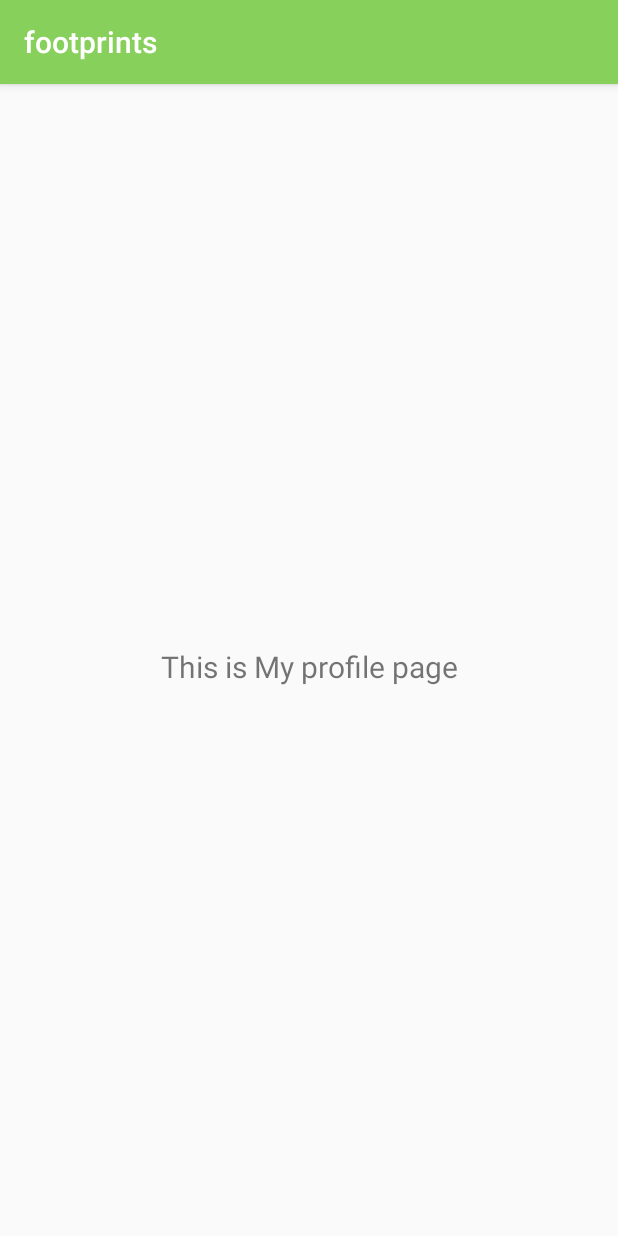
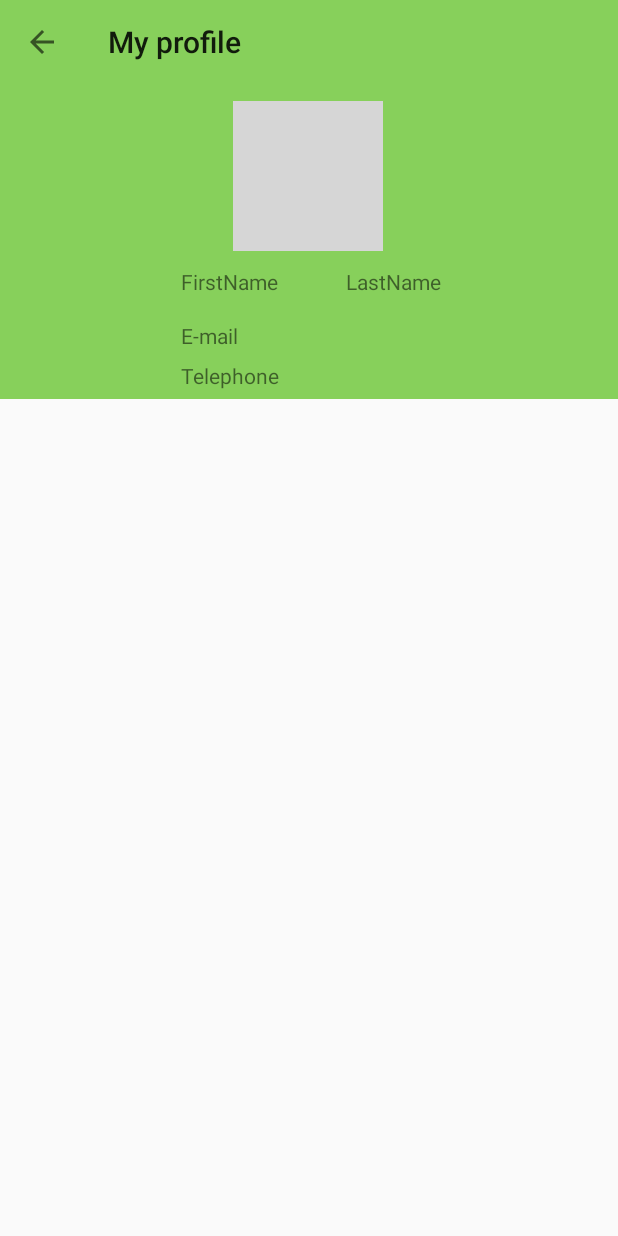
Before and after one commit to JeremyElliott1/Carbon-Tracker-Android-App, an Android app: the MyProfile screen opened directly, with no data from a screen before it, on a phone screen of 412 x 824 dp. Run offline under Robolectric (Android 15) with nearby library versions, the light colour scheme and no system bars; our stand-ins replace CircleImageView, data binding; grey boxes are pictures that could not be loaded.

Commit message:
add profileViewModel

```diff
--- a/app/src/main/AndroidManifest.xml
+++ b/app/src/main/AndroidManifest.xml
@@ -14,7 +14,10 @@
         <activity android:name=".SettingsSecurity" />
         <activity android:name=".SettingsTos" />
         <activity android:name=".SettingsAbout" />
-        <activity android:name=".MyProfile" />
+        <activity android:name=".MyProfile.MyProfile"
+                  android:theme="@style/Theme.AppCompat.Light.NoActionBar"
+                  android:parentActivityName=".SlideBox"
+            />
         <activity android:name=".MyAccountOptions" />
         <activity android:name=".HelpOptions" />
         <activity android:name=".SettingsOptions" />
--- a/app/src/main/java/com/example/slidebox/MyProfile.java
+++ /dev/null
@@ -1,14 +0,0 @@
-package com.example.slidebox;
-
-import androidx.appcompat.app.AppCompatActivity;
-
-import android.os.Bundle;
-
-public class MyProfile extends AppCompatActivity {
-
-    @Override
-    protected void onCreate(Bundle savedInstanceState) {
-        super.onCreate(savedInstanceState);
-        setContentView(R.layout.activity_my_profile);
-    }
-}
--- /dev/null
+++ b/app/src/main/java/com/example/slidebox/MyProfile/MyProfile.java
@@ -0,0 +1,49 @@
+package com.example.slidebox.MyProfile;
+
+
+
+import androidx.appcompat.app.ActionBar;
+import androidx.appcompat.app.AppCompatActivity;
+import androidx.appcompat.widget.Toolbar;
+import androidx.databinding.DataBindingUtil;
+import androidx.lifecycle.ViewModelProvider;
+import androidx.lifecycle.ViewModelProviders;
+
+import android.app.Application;
+import android.transition.Slide;
+
+
+import android.os.Bundle;
+import android.transition.Fade;
+import android.view.ViewGroup;
+import android.widget.TextView;
+
+import com.example.slidebox.R;
+import com.example.slidebox.databinding.ActivityMyProfileBinding;
+
+public class MyProfile extends AppCompatActivity {
+
+    private Slide mSlide;
+    private Fade mFade;
+    private ViewGroup rootView;
+    private TextView textView;
+    private ProfileViewModel profileViewModel;
+    ActivityMyProfileBinding dataBinding;
+
+
+
+    @Override
+    protected void onCreate(Bundle savedInstanceState) {
+        super.onCreate(savedInstanceState);
+        dataBinding = DataBindingUtil.setContentView(this,R.layout.activity_my_profile);
+        profileViewModel = new ViewModelProvider(this).get(ProfileViewModel.class);
+        Toolbar myToolbar = findViewById(R.id.mytoolbar);
+        setSupportActionBar(myToolbar);
+        ActionBar actionBar = getSupportActionBar();
+        actionBar.setDisplayHomeAsUpEnabled(true);
+
+
+
+    }
+
+}
--- /dev/null
+++ b/app/src/main/java/com/example/slidebox/MyProfile/ProfileViewModel.java
@@ -0,0 +1,42 @@
+package com.example.slidebox.MyProfile;
+
+import androidx.lifecycle.ViewModel;
+
+public class ProfileViewModel extends ViewModel {
+    private String lastName;
+    private String firstName;
+    private String eMail;
+    private String telePhone;
+
+    public String getLastName() {
+        return lastName;
+    }
+
+    public void setLastName(String lastName) {
+        this.lastName = lastName;
+    }
+
+    public String getFirstName() {
+        return firstName;
+    }
+
+    public void setFirstName(String firstName) {
+        this.firstName = firstName;
+    }
+
+    public String geteMail() {
+        return eMail;
+    }
+
+    public void seteMail(String eMail) {
+        this.eMail = eMail;
+    }
+
+    public String getTelePhone() {
+        return telePhone;
+    }
+
+    public void setTelePhone(String telePhone) {
+        this.telePhone = telePhone;
+    }
+}
--- a/app/src/main/java/com/example/slidebox/SlideBox.java
+++ b/app/src/main/java/com/example/slidebox/SlideBox.java
@@ -2,7 +2,7 @@ package com.example.slidebox;
 import android.content.Intent;
 import android.os.Bundle;
 
-import com.example.slidebox.ui.shop.ShoppingCart;
+import com.example.slidebox.MyProfile.MyProfile;
 import com.google.android.material.floatingactionbutton.FloatingActionButton;
 import com.google.android.material.snackbar.Snackbar;
 
--- /dev/null
+++ b/app/src/main/res/layout-v28/myprofile_toolbar.xml
@@ -0,0 +1,15 @@
+<?xml version="1.0" encoding="utf-8"?>
+<androidx.appcompat.widget.Toolbar xmlns:android="http://schemas.android.com/apk/res/android"
+    xmlns:tools="http://schemas.android.com/tools"
+    android:layout_width="match_parent"
+    android:layout_height="wrap_content"
+    android:theme="@style/mytoolbar"
+    android:accessibilityPaneTitle=""
+    tools:context=".MyProfile.MyProfile"
+
+    >
+
+
+
+
+</androidx.appcompat.widget.Toolbar>
--- a/app/src/main/res/layout/activity_my_profile.xml
+++ b/app/src/main/res/layout/activity_my_profile.xml
@@ -1,23 +1,128 @@
 <?xml version="1.0" encoding="utf-8"?>
-<androidx.constraintlayout.widget.ConstraintLayout xmlns:android="http://schemas.android.com/apk/res/android"
+<layout xmlns:android="http://schemas.android.com/apk/res/android"
     xmlns:app="http://schemas.android.com/apk/res-auto"
-    xmlns:tools="http://schemas.android.com/tools"
+    xmlns:tools="http://schemas.android.com/tools">
+
+    <data>
+
+    </data>
+
+    <androidx.constraintlayout.widget.ConstraintLayout
+        android:id="@+id/my_profile"
         android:layout_width="match_parent"
         android:layout_height="match_parent"
-    tools:context=".MyProfile">
+        tools:context=".MyProfile.MyProfile">
+
+        <androidx.constraintlayout.widget.ConstraintLayout
+            android:id="@+id/award"
+            android:layout_width="match_parent"
+            android:layout_height="0dp"
+            app:layout_constraintBottom_toBottomOf="parent"
+            app:layout_constraintEnd_toEndOf="parent"
+            app:layout_constraintHorizontal_bias="0.0"
+            app:layout_constraintStart_toStartOf="parent"
+            app:layout_constraintTop_toBottomOf="@+id/cardview" />
+
+        <androidx.constraintlayout.widget.ConstraintLayout
+            android:id="@+id/cardview"
+            android:layout_width="match_parent"
+            android:layout_height="210dp"
+            android:background="@color/colorPrimary"
+            app:layout_constraintBottom_toTopOf="@+id/award"
+            app:layout_constraintEnd_toEndOf="parent"
+            app:layout_constraintHorizontal_bias="0.0"
+            app:layout_constraintStart_toStartOf="parent"
+            app:layout_constraintTop_toBottomOf="@+id/mytoolbar">
+
+            <de.hdodenhof.circleimageview.CircleImageView
+                android:id="@+id/profile_image"
+                android:layout_width="100dp"
+                android:layout_height="100dp"
+                android:src="@drawable/myprofile_image"
+                app:civ_border_color="#FF000000"
+                app:civ_border_width="2dp"
+                app:layout_constraintBottom_toBottomOf="parent"
+                app:layout_constraintEnd_toEndOf="parent"
+                app:layout_constraintHorizontal_bias="0.498"
+                app:layout_constraintStart_toStartOf="parent"
+                app:layout_constraintTop_toTopOf="parent"
+                app:layout_constraintVertical_bias="0.100000024" />
 
             <TextView
-        android:id="@+id/text_home5"
+                android:id="@+id/textView_LastName"
+                android:layout_width="wrap_content"
+                android:layout_height="wrap_content"
+                android:layout_marginStart="24dp"
+                android:layout_marginLeft="24dp"
+                android:text="LastName"
+                app:layout_constraintBottom_toBottomOf="parent"
+                app:layout_constraintEnd_toEndOf="parent"
+                app:layout_constraintHorizontal_bias="0.0"
+                app:layout_constraintStart_toStartOf="@+id/guideline5"
+                app:layout_constraintTop_toTopOf="parent"
+                app:layout_constraintVertical_bias="0.64" />
+
+            <TextView
+                android:id="@+id/textView_FirstName"
+                android:layout_width="wrap_content"
+                android:layout_height="wrap_content"
+                android:text="FirstName"
+                app:layout_constraintBottom_toBottomOf="parent"
+                app:layout_constraintEnd_toStartOf="@+id/guideline5"
+                app:layout_constraintHorizontal_bias="0.0"
+                app:layout_constraintStart_toStartOf="@+id/textView_Email"
+                app:layout_constraintTop_toTopOf="parent"
+                app:layout_constraintVertical_bias="0.64" />
+
+            <TextView
+                android:id="@+id/textView_Email"
+                android:layout_width="wrap_content"
+                android:layout_height="wrap_content"
+                android:layout_marginTop="9dp"
+                android:layout_marginEnd="48dp"
+                android:layout_marginRight="48dp"
+                android:text="E-mail"
+                app:layout_constraintBottom_toBottomOf="parent"
+                app:layout_constraintEnd_toStartOf="@+id/guideline5"
+                app:layout_constraintHorizontal_bias="1.0"
+                app:layout_constraintStart_toStartOf="parent"
+                app:layout_constraintTop_toBottomOf="@+id/textView_FirstName"
+                app:layout_constraintVertical_bias="0.189" />
+
+            <androidx.constraintlayout.widget.Guideline
+                android:id="@+id/guideline5"
+                android:layout_width="wrap_content"
+                android:layout_height="wrap_content"
+                android:orientation="vertical"
+                app:layout_constraintGuide_percent="0.50121653" />
+
+            <TextView
+                android:id="@+id/textViewTele"
+                android:layout_width="wrap_content"
+                android:layout_height="wrap_content"
+                android:layout_marginTop="7dp"
+                android:text="@string/telephone"
+                app:layout_constraintBottom_toBottomOf="parent"
+                app:layout_constraintEnd_toStartOf="@+id/guideline5"
+                app:layout_constraintHorizontal_bias="0.856"
+                app:layout_constraintStart_toStartOf="parent"
+                app:layout_constraintTop_toBottomOf="@+id/textView_Email"
+                app:layout_constraintVertical_bias="0.0" />
+
+        </androidx.constraintlayout.widget.ConstraintLayout>
+
+        <include
+            android:id="@+id/mytoolbar"
+            layout="@layout/myprofile_toolbar"
             android:layout_width="match_parent"
             android:layout_height="wrap_content"
-        android:layout_marginStart="8dp"
-        android:layout_marginTop="8dp"
-        android:layout_marginEnd="8dp"
-        android:text="This is My profile page"
-        android:textAlignment="center"
-        android:textSize="20sp"
-        app:layout_constraintBottom_toBottomOf="parent"
+            app:layout_constraintBottom_toTopOf="@+id/cardview"
             app:layout_constraintEnd_toEndOf="parent"
+            app:layout_constraintHorizontal_bias="0.0"
             app:layout_constraintStart_toStartOf="parent"
-        app:layout_constraintTop_toTopOf="parent" />
+            app:layout_constraintTop_toTopOf="parent"
+            app:layout_constraintVertical_bias="0.0" />
+
+
     </androidx.constraintlayout.widget.ConstraintLayout>
+</layout>
--- /dev/null
+++ b/app/src/main/res/layout/myprofile_toolbar.xml
@@ -0,0 +1,15 @@
+<?xml version="1.0" encoding="utf-8"?>
+<androidx.appcompat.widget.Toolbar xmlns:android="http://schemas.android.com/apk/res/android"
+    xmlns:tools="http://schemas.android.com/tools"
+    android:layout_width="match_parent"
+    android:layout_height="wrap_content"
+    android:theme="@style/mytoolbar"
+    android:accessibilityPaneTitle=""
+    tools:context=".MyProfile.MyProfile"
+
+    tools:targetApi="p">
+
+
+
+
+</androidx.appcompat.widget.Toolbar>
--- a/app/src/main/res/values-v21/styles.xml
+++ b/app/src/main/res/values-v21/styles.xml
@@ -5,4 +5,18 @@
         <item name="windowNoTitle">true</item>
         <item name="android:statusBarColor">@android:color/transparent</item>
     </style>
+
+    <style name="mytoolbar" parent="Theme.AppCompat.Light.NoActionBar">
+        <item name="android:background">@color/colorPrimary</item>
+        <item name="title">@string/myprofile_title</item>
+        <item name="android:windowActivityTransitions">true</item>
+    </style>
+
+    <style name="AppTheme" parent="Theme.AppCompat.Light.DarkActionBar">
+        <!-- Customize your theme here. -->
+        <item name="colorPrimary">@color/colorPrimary</item>
+        <item name="colorPrimaryDark">@color/colorPrimaryDark</item>
+        <item name="colorAccent">@color/colorAccent</item>
+        <item name="android:windowActivityTransitions">true</item>
+    </style>
 </resources>
--- a/app/src/main/res/values/strings.xml
+++ b/app/src/main/res/values/strings.xml
@@ -131,4 +131,7 @@
     <string name="shop">Shop</string>
     <string name="what_are_you_recycling">what are you recycling</string>
 
+    <string name="myprofile_title">My profile</string>
+    <string name="telephone">Telephone</string>
+
 </resources>
--- a/app/src/main/res/values/styles.xml
+++ b/app/src/main/res/values/styles.xml
@@ -6,8 +6,8 @@
         <item name="colorPrimary">@color/colorPrimary</item>
         <item name="colorPrimaryDark">@color/colorPrimaryDark</item>
         <item name="colorAccent">@color/colorAccent</item>
+
     </style>
-
     <style name="AppTheme.NoActionBar">
         <item name="windowActionBar">false</item>
         <item name="windowNoTitle">true</item>
```
Also changed, not shown: app/build.gradle (+13 -0 lines), 2 other files. Lines whose indentation alone changed are shown as unchanged.
